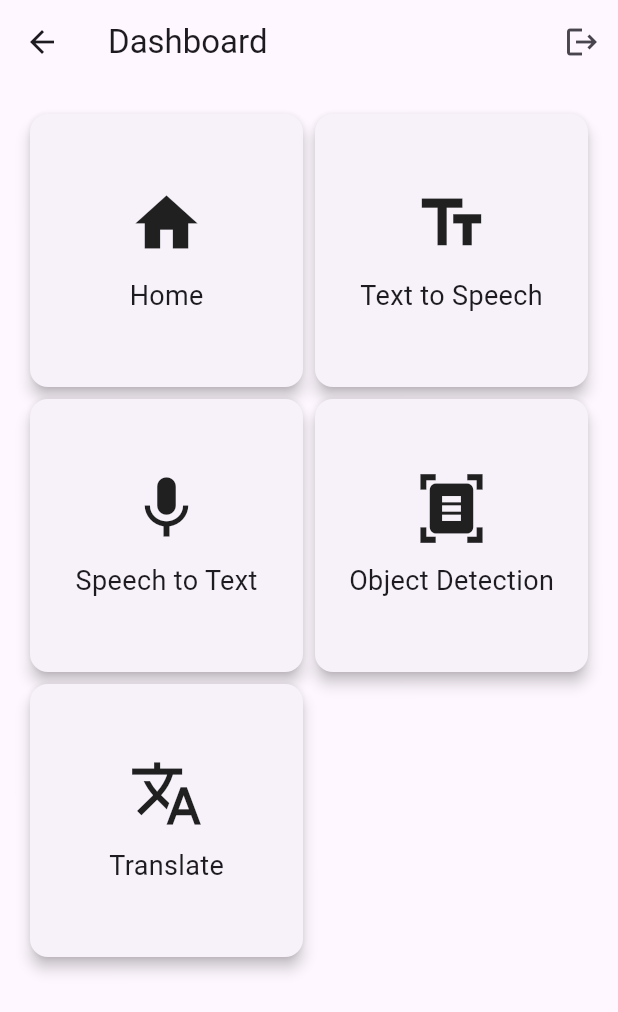
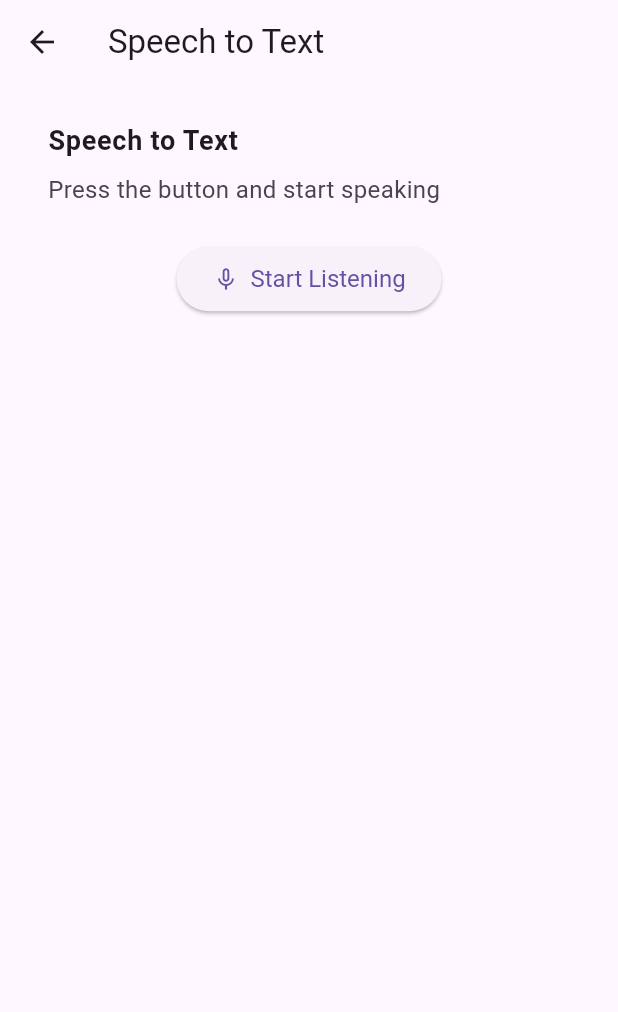
Before and after one commit to royalkuriyakosem/mini-project, a Flutter app: the HomeScreen screen opened by its route, after a tap on "Speech to Text", on a phone screen of 412 x 824 dp. Shown: the top 1012 px of the screen. Run offline on Flutter 3.47's test engine with Material 3 defaults, Android fonts, the phone set to English and light mode, and no system bars; our stand-ins replace camera, flutter_tts, image_picker, palette_generator, shared_preferences, speech_to_text and 1 more; missing offline and left inert: tflite, translator; accounts and stored records are empty.

Commit message:
colour detection

```diff
--- a/lib/main.dart
+++ b/lib/main.dart
@@ -1,3 +1,6 @@
+// filepath: /C:/Edge/StepUp/lib/main.dart
+import 'package:aidify/screens/home_screen.dart';
+import 'package:aidify/screens/speech_to_text_screen.dart';
 import 'package:flutter/material.dart';
 import 'package:provider/provider.dart';
 import 'services/settings_service.dart';
@@ -5,7 +8,6 @@
 import 'services/auth_state_handler.dart';
 import 'screens/login_screen.dart';
 import 'screens/signup_screen.dart';
-import 'screens/home_screen.dart';
 import 'screens/splash_screen.dart';
 import 'screens/getting_started_screen.dart';
 import 'screens/color_detection_screen.dart';
@@ -13,8 +15,9 @@
 import 'screens/language_translation_screen.dart';
 import 'screens/sign_language_recognition_screen.dart';
 import 'screens/text_to_speech_screen.dart';
-import 'screens/object_detection_screen.dart';  // Add this import
+import 'screens/object_detection_screen.dart'; // Add this import
 import 'screens/translate_screen.dart';
+import 'screens/speech_to_text_screen.dart'; // Import the new screen
 import 'package:shared_preferences/shared_preferences.dart';
 
 void main() async {
@@ -80,11 +83,11 @@
         '/language-translation': (context) => const LanguageTranslationScreen(),
         '/sign-language-recognition': (context) =>
             const SignLanguageRecognitionScreen(),
-        '/text_to_speech': (context) =>
-            const TextToSpeechScreen(), // Add the route
-        '/object_detection': (context) =>
-            const ObjectDetectionScreen(), // Add this route
-        '/translate': (context) => const TranslateScreen(), // Add this route
+        '/text_to_speech': (context) => const TextToSpeechScreen(),
+        '/object_detection': (context) => const ObjectDetectionScreen(),
+        '/translate': (context) => const TranslateScreen(),
+        '/speech_to_text': (context) =>
+            const SpeechToTextScreen(), // Add the route for Speech to Text
       },
     );
   }
--- a/lib/screens/home_screen.dart
+++ b/lib/screens/home_screen.dart
@@ -1,6 +1,8 @@
+// filepath: /C:/Edge/StepUp/lib/screens/home_screen.dart
 import 'package:flutter/material.dart';
 import 'package:aidify/services/supabase_service.dart';
 import 'translate_screen.dart'; // Add this import
+import 'speech_to_text_screen.dart'; // Import the new screen
 
 class HomeScreen extends StatefulWidget {
   const HomeScreen({super.key});
@@ -47,6 +49,8 @@ class _HomeScreenState extends State<HomeScreen> {
               '/object_detection'),
           _buildGridItem(context, Icons.translate, 'Translate',
               '/translate'), // Add this line
+          _buildGridItem(context, Icons.color_lens, 'Color Detection',
+              '/color-detection'), // Add this line
         ],
       ),
       bottomNavigationBar: BottomNavigationBar(
--- /dev/null
+++ b/lib/screens/speech_to_text_screen.dart
@@ -0,0 +1,92 @@
+import 'package:flutter/material.dart';
+import 'package:speech_to_text/speech_to_text.dart' as stt;
+
+class SpeechToTextScreen extends StatefulWidget {
+  const SpeechToTextScreen({super.key});
+
+  @override
+  _SpeechToTextScreenState createState() => _SpeechToTextScreenState();
+}
+
+class _SpeechToTextScreenState extends State<SpeechToTextScreen> {
+  late stt.SpeechToText _speech;
+  bool _isListening = false;
+  String _text = 'Press the button and start speaking';
+
+  @override
+  void initState() {
+    super.initState();
+    _speech = stt.SpeechToText();
+  }
+
+  @override
+  void dispose() {
+    _speech.stop();
+    super.dispose();
+  }
+
+  void _listen() async {
+    if (!_isListening) {
+      bool available = await _speech.initialize(
+        onStatus: (val) => print('onStatus: $val'),
+        onError: (val) => print('onError: $val'),
+      );
+      if (available) {
+        setState(() => _isListening = true);
+        _speech.listen(
+          onResult: (val) => setState(() {
+            _text = val.recognizedWords;
+          }),
+        );
+      }
+    } else {
+      setState(() => _isListening = false);
+      _speech.stop();
+    }
+  }
+
+  @override
+  Widget build(BuildContext context) {
+    return Scaffold(
+      appBar: AppBar(
+        title: const Text('Speech to Text'),
+      ),
+      body: Padding(
+        padding: const EdgeInsets.all(16.0),
+        child: Column(
+          children: [
+            ListTile(
+              title: const Text(
+                'Speech to Text',
+                style: TextStyle(
+                  fontWeight: FontWeight.bold,
+                  fontSize: 18.0,
+                ),
+              ),
+              subtitle: Padding(
+                padding: const EdgeInsets.only(top: 8.0),
+                child: Text(
+                  _text,
+                  style: const TextStyle(
+                    fontSize: 16.0,
+                  ),
+                ),
+              ),
+            ),
+            const SizedBox(height: 16.0),
+            ElevatedButton.icon(
+              onPressed: _listen,
+              icon: Icon(_isListening ? Icons.mic : Icons.mic_none),
+              label: Text(_isListening ? 'Listening...' : 'Start Listening'),
+              style: ElevatedButton.styleFrom(
+                padding: const EdgeInsets.symmetric(
+                    horizontal: 24.0, vertical: 12.0),
+                textStyle: const TextStyle(fontSize: 16.0),
+              ),
+            ),
+          ],
+        ),
+      ),
+    );
+  }
+}
--- a/pubspec.yaml
+++ b/pubspec.yaml
@@ -35,6 +35,7 @@ dependencies:
   carousel_slider: ^4.0.0  # Add this line
   supabase_flutter: ^2.3.4
   flutter_dotenv: ^5.1.0
+  palette_generator: ^0.3.0
   flutter_tts: ^3.8.5
   camera: ^0.11.0
   tflite_flutter: ^0.10.4
@@ -42,6 +43,7 @@ dependencies:
   provider: ^6.1.1  # Add this line
   translator: ^0.1.7  # Add this line
   cupertino_icons: ^1.0.8
+  speech_to_text: ^7.0.0
 
 dev_dependencies:
   flutter_test:
```
Also changed, not shown: lib/screens/color_detection_screen.dart (+61 -90 lines), pubspec.lock, 5 other files.
